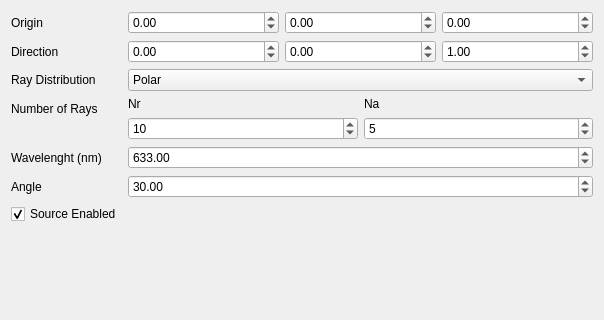
cihologramas/freecad-pyoptools, file GUI/RaysPoint.ui: the form before one commit; both pictures show x 0 to 604 and y 0 to 320 of the 604 by 478 pixel window.
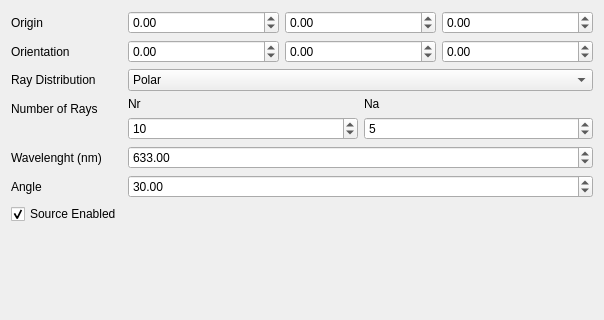
The form after the commit.

```diff
--- a/GUI/RaysPoint.ui
+++ b/GUI/RaysPoint.ui
@@ -61,7 +61,7 @@
    <item row="1" column="0">
     <widget class="QLabel" name="label_2">
      <property name="text">
-      <string>Direction</string>
+      <string>Orientation</string>
      </property>
     </widget>
    </item>
@@ -96,7 +96,7 @@
         <double>100000.000000000000000</double>
        </property>
        <property name="value">
-        <double>1.000000000000000</double>
+        <double>0.000000000000000</double>
        </property>
       </widget>
      </item>
```
Left out of the diff: 6 changed lines with no effect on the pictures.
